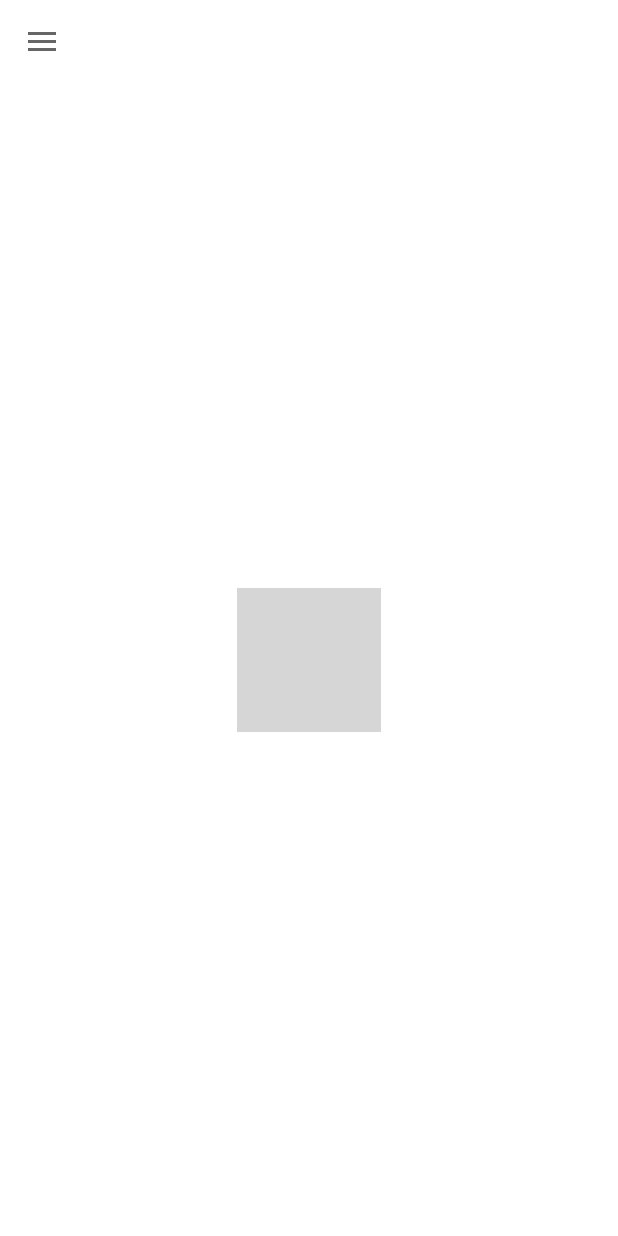
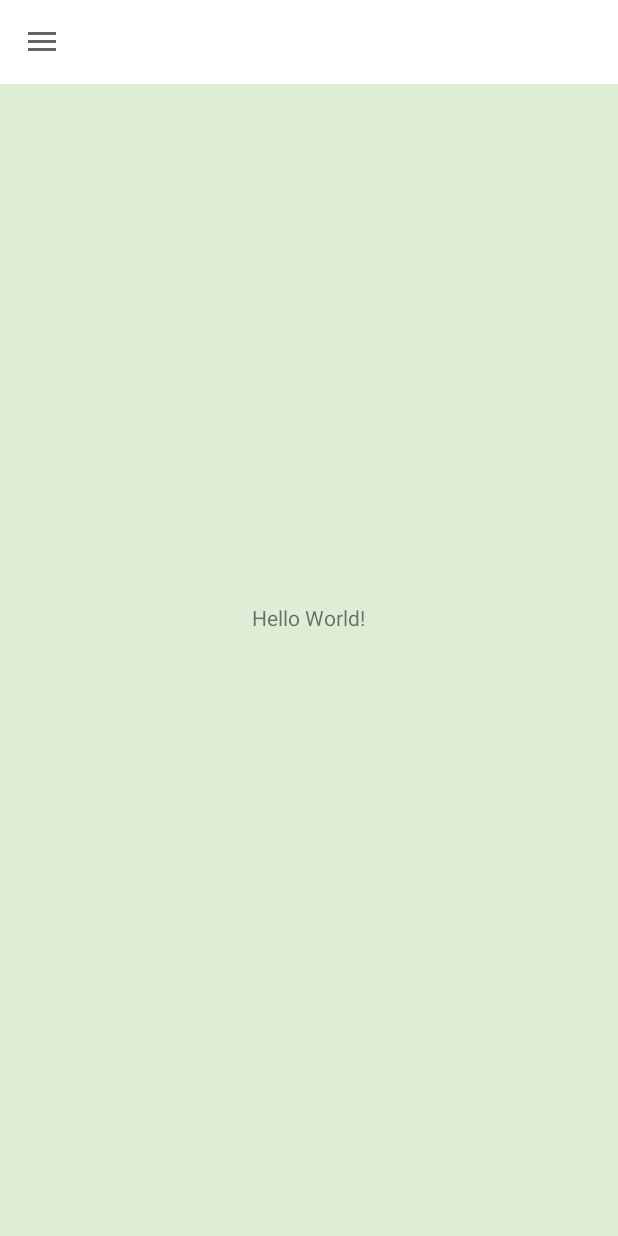
Before and after one commit to JingerW/BitterSweet, an Android app: the screen it shows after launch once a user with an empty profile is signed in (MainActivity), on a phone screen of 412 x 824 dp. Run offline under Robolectric (Android 15) with nearby library versions, the phone set to English and light mode, and no system bars; our stand-ins replace Firebase (no records; nobody signed in at launch, a user with empty details on screens opened directly); libraries missing offline, so code that uses them is left out: com.firebase.ui; grey boxes are pictures that could not be loaded.

Commit message:
navigation drawer finally working. Change from fragments to activities. dialog fragment for logout alter not working. disable this function for now which means when logging out, no alert message popup. If have time, will probably fix this function.

```diff
--- a/app/src/main/AndroidManifest.xml
+++ b/app/src/main/AndroidManifest.xml
@@ -9,6 +9,7 @@
         android:roundIcon="@mipmap/ic_launcher_round"
         android:supportsRtl="true"
         android:theme="@style/AppTheme">
+        <activity android:name=".DrawerActivity"></activity>
         <activity android:name=".UserInfoActivity" />
         <activity android:name=".SignupActivity" />
         <activity android:name=".LoginActivity">
--- /dev/null
+++ b/app/src/main/java/com/example/bittersweet/DrawerActivity.java
@@ -0,0 +1,100 @@
+package com.example.bittersweet;
+
+import androidx.annotation.NonNull;
+import androidx.annotation.Nullable;
+import androidx.appcompat.app.ActionBarDrawerToggle;
+import androidx.appcompat.app.AppCompatActivity;
+import androidx.appcompat.widget.Toolbar;
+import androidx.core.view.GravityCompat;
+import androidx.drawerlayout.widget.DrawerLayout;
+
+import android.content.Intent;
+import android.os.Bundle;
+import android.view.MenuItem;
+import android.widget.FrameLayout;
+
+import com.firebase.ui.auth.AuthUI;
+import com.google.android.gms.tasks.OnCompleteListener;
+import com.google.android.gms.tasks.Task;
+import com.google.android.material.navigation.NavigationView;
+
+public class DrawerActivity extends AppCompatActivity implements NavigationView.OnNavigationItemSelectedListener {
+
+    public DrawerLayout drawerLayout;
+    protected FrameLayout frameLayout;
+    protected NavigationView drawerView;
+    protected ActionBarDrawerToggle drawerToggle;
+
+    @Override
+    protected void onCreate(@Nullable Bundle savedInstanceState) {
+        super.onCreate(savedInstanceState);
+        setContentView(R.layout.activity_drawer);
+
+        Toolbar toolbar = (Toolbar) findViewById(R.id.toolbar);
+        setSupportActionBar(toolbar);
+        getSupportActionBar().setDisplayShowTitleEnabled(false);
+
+        drawerLayout = (DrawerLayout) findViewById(R.id.drawer_layout);
+        drawerToggle = new ActionBarDrawerToggle(this, drawerLayout, toolbar, R.string.drawer_open, R.string.drawer_close);
+        drawerLayout.addDrawerListener(drawerToggle);
+        drawerToggle.syncState();
+
+        drawerView = (NavigationView) findViewById(R.id.drawer);
+        drawerView.setNavigationItemSelectedListener(this);
+
+
+    }
+
+    @Override
+    public boolean onNavigationItemSelected(@NonNull MenuItem menuItem) {
+
+        switch (menuItem.getItemId()) {
+            case R.id.nav_home:
+                break;
+            case R.id.nav_diary:
+                break;
+            case R.id.nav_analysis:
+                break;
+            case R.id.nav_records:
+                break;
+            case R.id.nav_setting:
+                break;
+            case R.id.nav_logout:
+                // show logout alert
+//                LogoutAlert logoutAlert = new LogoutAlert();
+//                logoutAlert.show(getSupportFragmentManager(), "logout alert");
+
+                AuthUI.getInstance().signOut(getApplicationContext())
+                        .addOnCompleteListener(new OnCompleteListener<Void>() {
+                            @Override
+                            public void onComplete(@NonNull Task<Void> task) {
+                                // jump to login activity
+                                startActivity(new Intent(getApplicationContext(), LoginActivity.class));
+                            }
+                        });
+                break;
+        }
+
+        return true;
+    }
+
+    private void openDrawer() {
+        drawerLayout.openDrawer(GravityCompat.START);
+    }
+    private void closeDrawer() {
+        drawerLayout.closeDrawer(GravityCompat.START);
+    }
+
+    @Override
+    public void onBackPressed() {
+        if (drawerLayout.isDrawerOpen(GravityCompat.START)) {
+            closeDrawer();
+        }
+        else {super.onBackPressed();}
+    }
+
+    @Override
+    public void onPointerCaptureChanged(boolean hasCapture) {
+
+    }
+}
--- a/app/src/main/java/com/example/bittersweet/MainActivity.java
+++ b/app/src/main/java/com/example/bittersweet/MainActivity.java
@@ -1,96 +1,19 @@
 package com.example.bittersweet;
 
+import android.content.Context;
 import android.os.Bundle;
+import android.view.LayoutInflater;
 import android.view.MenuItem;
-
-import com.google.android.material.navigation.NavigationView;
-import com.google.firebase.auth.FirebaseAuth;
-import com.google.firebase.auth.FirebaseUser;
-
-import androidx.annotation.NonNull;
-import androidx.appcompat.app.ActionBarDrawerToggle;
-import androidx.appcompat.app.AppCompatActivity;
-import androidx.appcompat.widget.Toolbar;
-import androidx.core.view.GravityCompat;
-import androidx.drawerlayout.widget.DrawerLayout;
-import androidx.fragment.app.Fragment;
-import androidx.fragment.app.FragmentManager;
-import androidx.fragment.app.FragmentTransaction;
+import android.view.View;
 
 
-public class MainActivity extends AppCompatActivity implements NavigationView.OnNavigationItemSelectedListener {
-
-    DrawerLayout drawerlayout;
-    FirebaseAuth firebaseAuth;
-    FirebaseUser currentUser;
+public class MainActivity extends DrawerActivity {
 
     @Override
     protected void onCreate(Bundle savedInstanceState) {
         super.onCreate(savedInstanceState);
-        setContentView(R.layout.activity_main);
-
-        firebaseAuth = FirebaseAuth.getInstance();
-
-        Toolbar toolbar = findViewById(R.id.toolbar);
-        setSupportActionBar(toolbar);
-        getSupportActionBar().setDisplayShowTitleEnabled(false);
-
-        drawerlayout = findViewById(R.id.nav_layout);
-        NavigationView navigationView = findViewById(R.id.nav_view);
-        navigationView.setNavigationItemSelectedListener(this);
-        ActionBarDrawerToggle drawerToggle = new ActionBarDrawerToggle(this, drawerlayout, toolbar, R.string.drawer_open, R.string.drawer_close);
-        drawerlayout.addDrawerListener(drawerToggle);
-        drawerToggle.syncState();
-
+        LayoutInflater inflater = (LayoutInflater) this.getSystemService(Context.LAYOUT_INFLATER_SERVICE);
+        View contentView = inflater.inflate(R.layout.activity_main, null, false);
+        drawerLayout.addView(contentView, 0);
     }
-
-    @Override
-    public boolean onNavigationItemSelected(@NonNull MenuItem menuItem) {
-        String itemName = (String) menuItem.getTitle();
-
-        closeDrawer();
-
-        Fragment fragment = null;
-
-        switch (menuItem.getItemId()) {
-            case R.id.nav_diary:
-                break;
-            case R.id.nav_analysis:
-                break;
-            case R.id.nav_records:
-                break;
-            case R.id.nav_setting:
-                fragment = new SettingFragment();
-                break;
-            case R.id.nav_logout:
-                // show logout alert
-                LogoutAlert logoutAlert = new LogoutAlert();
-                logoutAlert.show(getSupportFragmentManager(), "logout alert");
-                break;
-        }
-
-        if (fragment != null) {
-            FragmentManager fragmentManager = getSupportFragmentManager();
-            FragmentTransaction ft = fragmentManager.beginTransaction();
-            ft.replace(R.id.fragment_content, fragment).commit();
-        }
-
-        return true;
-    }
-
-    private void openDrawer() {
-        drawerlayout.openDrawer(GravityCompat.START);
-    }
-    private void closeDrawer() {
-        drawerlayout.closeDrawer(GravityCompat.START);
-    }
-
-    @Override
-    public void onBackPressed() {
-        if (drawerlayout.isDrawerOpen(GravityCompat.START)) {
-            closeDrawer();
-        }
-        else {super.onBackPressed();}
-    }
-
 }
--- /dev/null
+++ b/app/src/main/res/layout/activity_drawer.xml
@@ -0,0 +1,42 @@
+<?xml version="1.0" encoding="utf-8"?>
+<androidx.drawerlayout.widget.DrawerLayout xmlns:android="http://schemas.android.com/apk/res/android"
+    xmlns:app="http://schemas.android.com/apk/res-auto"
+    xmlns:tools="http://schemas.android.com/tools"
+    android:id="@+id/drawer_layout"
+    android:layout_width="match_parent"
+    android:layout_height="match_parent"
+    android:background="@color/white"
+    android:fitsSystemWindows="true"
+    tools:openDrawer="start"
+    tools:context=".DrawerActivity">
+
+    <RelativeLayout
+        android:layout_width="wrap_content"
+        android:layout_height="wrap_content">
+
+        <androidx.appcompat.widget.Toolbar
+            android:id="@+id/toolbar"
+            android:layout_width="match_parent"
+            android:layout_height="wrap_content"
+            android:minHeight="?attr/actionBarSize"
+            android:background="@color/white"
+            android:layout_alignParentTop="true"/>
+
+        <FrameLayout
+            android:id="@+id/drawer_frame"
+            android:layout_width="match_parent"
+            android:layout_height="match_parent" />
+
+    </RelativeLayout>
+
+    <com.google.android.material.navigation.NavigationView
+        android:id="@+id/drawer"
+        android:layout_width="wrap_content"
+        android:layout_height="match_parent"
+        android:layout_gravity="start"
+        android:fitsSystemWindows="true"
+        app:headerLayout="@layout/drawer_header"
+        app:menu="@menu/drawer_menu" />
+
+
+</androidx.drawerlayout.widget.DrawerLayout>
--- a/app/src/main/res/layout/activity_main.xml
+++ b/app/src/main/res/layout/activity_main.xml
@@ -1,60 +1,17 @@
 <?xml version="1.0" encoding="utf-8"?>
-<androidx.drawerlayout.widget.DrawerLayout xmlns:android="http://schemas.android.com/apk/res/android"
+<RelativeLayout xmlns:android="http://schemas.android.com/apk/res/android"
     xmlns:app="http://schemas.android.com/apk/res-auto"
     xmlns:tools="http://schemas.android.com/tools"
-    android:id="@+id/nav_layout"
     android:layout_width="match_parent"
     android:layout_height="match_parent"
-    android:fitsSystemWindows="true"
-    android:background="@color/white"
-    tools:openDrawer="start">
+    tools:context=".MainActivity"
+    android:background="@color/lightgreen">
 
-    <RelativeLayout
-        android:layout_width="match_parent"
-        android:layout_height="match_parent">
+    <TextView
+        android:layout_width="wrap_content"
+        android:layout_height="wrap_content"
+        android:text="Hello World!"
+        android:layout_centerHorizontal="true"
+        android:layout_centerVertical="true"/>
 
-        <androidx.appcompat.widget.Toolbar
-            android:id="@+id/toolbar"
-            android:layout_width="match_parent"
-            android:layout_height="wrap_content"
-            android:layout_alignParentTop="true"
-            android:background="@color/white"
-            android:minHeight="?attr/actionBarSize"/>
-
-        <FrameLayout
-            android:id="@+id/fragment_content"
-            android:layout_width="match_parent"
-            android:layout_height="match_parent"
-            android:layout_below="@id/toolbar">
-
-            <RelativeLayout
-                android:layout_width="match_parent"
-                android:layout_height="match_parent">
-
-                <Button
-                    android:id="@+id/button_add_record"
-                    android:layout_width="wrap_content"
-                    android:layout_height="wrap_content"
-                    android:text="@string/add_records"
-                    android:layout_centerHorizontal="true"
-                    android:layout_centerVertical="true"
-                    android:background="@drawable/menu_button"/>
-
-            </RelativeLayout>
-
-        </FrameLayout>
-
-    </RelativeLayout>
-
-    <com.google.android.material.navigation.NavigationView
-        android:id="@+id/nav_view"
-        android:layout_width="wrap_content"
-        android:layout_height="match_parent"
-        android:layout_gravity="start"
-        android:fitsSystemWindows="true"
-        app:headerLayout="@layout/drawer_header"
-        app:menu="@menu/drawer_menu"
-        />
-
-
-</androidx.drawerlayout.widget.DrawerLayout>
+</RelativeLayout>
```
Also changed, not shown: app/src/main/java/com/example/bittersweet/LogoutAlert.java (+16 -12 lines).
